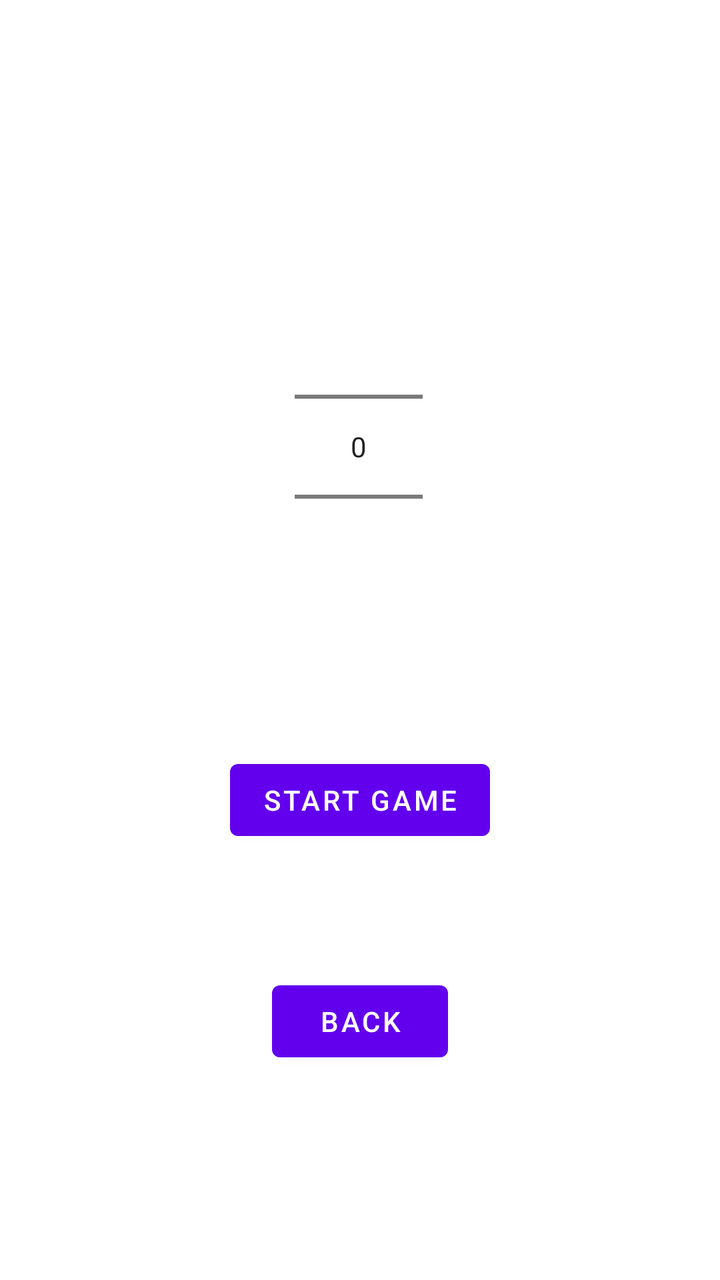
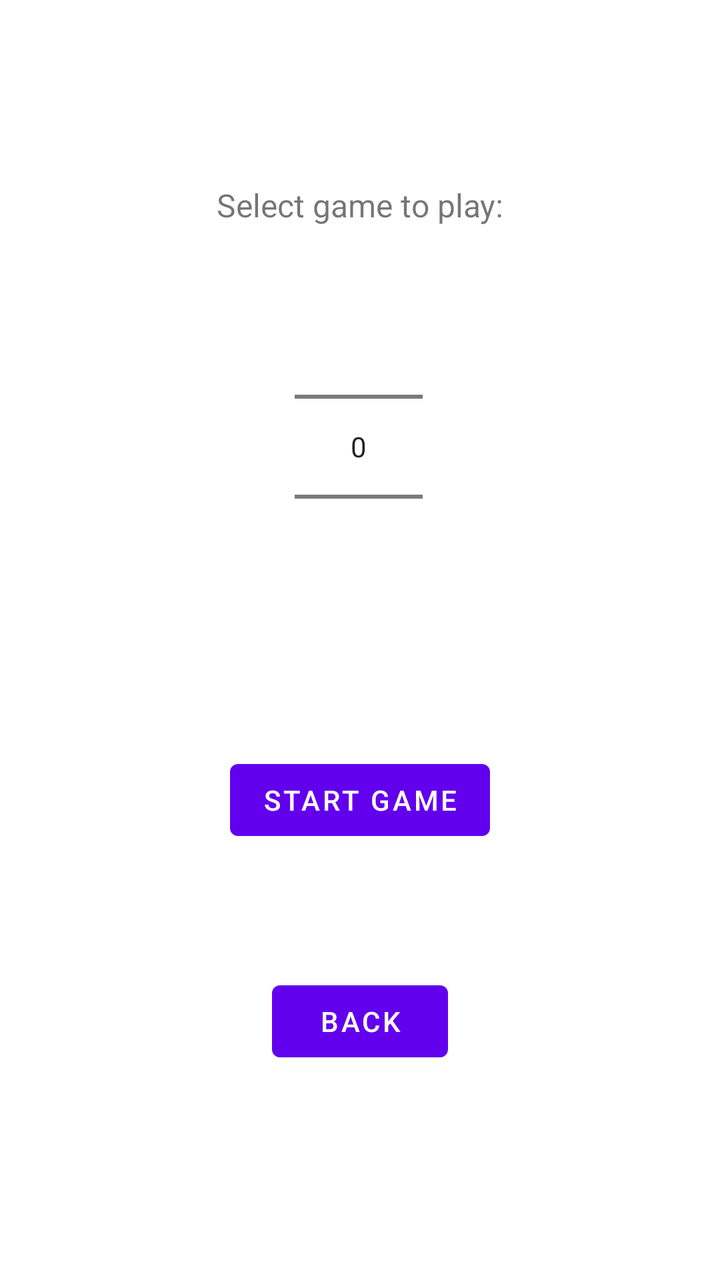

An Android layout rendered at two revisions. The XML below is the earlier revision; the diff shows what the commit changed to produce the second picture.
<!-- AndroidManifest.xml: application theme Theme.GamblingBadger -->
<!-- res/layout/fragment_start_game.xml -->
<?xml version="1.0" encoding="utf-8"?>
<androidx.constraintlayout.widget.ConstraintLayout xmlns:android="http://schemas.android.com/apk/res/android"
    xmlns:app="http://schemas.android.com/apk/res-auto"
    xmlns:tools="http://schemas.android.com/tools"
    android:layout_width="match_parent"
    android:layout_height="match_parent"
    tools:context=".gamesession.StartGameFragment" >

    <Button
        android:id="@+id/startGameFrag_button_back"
        android:layout_width="wrap_content"
        android:layout_height="wrap_content"
        android:text="@string/startGameFrag_button_back_label"
        app:layout_constraintBottom_toBottomOf="parent"
        app:layout_constraintEnd_toEndOf="parent"
        app:layout_constraintHorizontal_bias="0.5"
        app:layout_constraintStart_toStartOf="parent"
        app:layout_constraintTop_toTopOf="parent"
        app:layout_constraintVertical_bias="0.822" />

    <Button
        android:id="@+id/startGameFragButtonStartGame"
        android:layout_width="wrap_content"
        android:layout_height="wrap_content"
        android:text="@string/startGameFrag_button_startGame_label"
        app:layout_constraintBottom_toTopOf="@+id/startGameFrag_button_back"
        app:layout_constraintEnd_toEndOf="parent"
        app:layout_constraintStart_toStartOf="parent"
        app:layout_constraintTop_toBottomOf="@+id/startGameFrag_numberPicker_gameSelect" />

    <NumberPicker
        android:id="@+id/startGameFrag_numberPicker_gameSelect"
        android:layout_width="wrap_content"
        android:layout_height="wrap_content"
        app:layout_constraintBottom_toBottomOf="parent"
        app:layout_constraintEnd_toEndOf="parent"
        app:layout_constraintHorizontal_bias="0.498"
        app:layout_constraintStart_toStartOf="parent"
        app:layout_constraintTop_toTopOf="parent"
        app:layout_constraintVertical_bias="0.29" />

    <androidx.constraintlayout.widget.ConstraintLayout
        android:layout_width="match_parent"
        android:layout_height="match_parent">

    </androidx.constraintlayout.widget.ConstraintLayout>

</androidx.constraintlayout.widget.ConstraintLayout>
<!-- resources referenced by this layout -->
<resources>
  <string name="startGameFrag_button_back_label">@string/back_label</string>
  <string name="startGameFrag_button_startGame_label">@string/startGame_label</string>
  <style name="Theme.GamblingBadger" parent="Theme.MaterialComponents.DayNight.DarkActionBar">
          
          <item name="colorPrimary">@color/purple_500</item>
          <item name="colorPrimaryVariant">@color/purple_700</item>
          <item name="colorOnPrimary">@color/white</item>
          
          <item name="colorSecondary">@color/teal_200</item>
          <item name="colorSecondaryVariant">@color/teal_700</item>
          <item name="colorOnSecondary">@color/black</item>
          
          <item name="android:statusBarColor" tools:targetApi="l">?attr/colorPrimaryVariant</item>
          
      </style>
  <color name="purple_500">#FF6200EE</color>
  <color name="purple_700">#FF3700B3</color>
  <color name="white">#FFFFFFFF</color>
  <color name="teal_200">#FF03DAC5</color>
  <color name="teal_700">#FF018786</color>
  <color name="black">#FF000000</color>
</resources>

<!-- the commit's change to res/layout/fragment_start_game.xml (unified diff, before → after) -->
@@ -5,6 +5,17 @@
     android:layout_width="match_parent"
     android:layout_height="match_parent"
     tools:context=".gamesession.StartGameFragment" >
+
+    <TextView
+        android:id="@+id/startGameFrag_textView_instructions"
+        android:layout_width="wrap_content"
+        android:layout_height="wrap_content"
+        android:layout_marginBottom="20dp"
+        android:text="Select game to play:"
+        android:textSize="16sp"
+        app:layout_constraintBottom_toTopOf="@+id/startGameFrag_numberPicker_gameSelect"
+        app:layout_constraintEnd_toEndOf="parent"
+        app:layout_constraintStart_toStartOf="parent" />
 
     <Button
         android:id="@+id/startGameFrag_button_back"
@@ -39,10 +50,4 @@
         app:layout_constraintTop_toTopOf="parent"
         app:layout_constraintVertical_bias="0.29" />
 
-    <androidx.constraintlayout.widget.ConstraintLayout
-        android:layout_width="match_parent"
-        android:layout_height="match_parent">
-
-    </androidx.constraintlayout.widget.ConstraintLayout>
-
 </androidx.constraintlayout.widget.ConstraintLayout>
